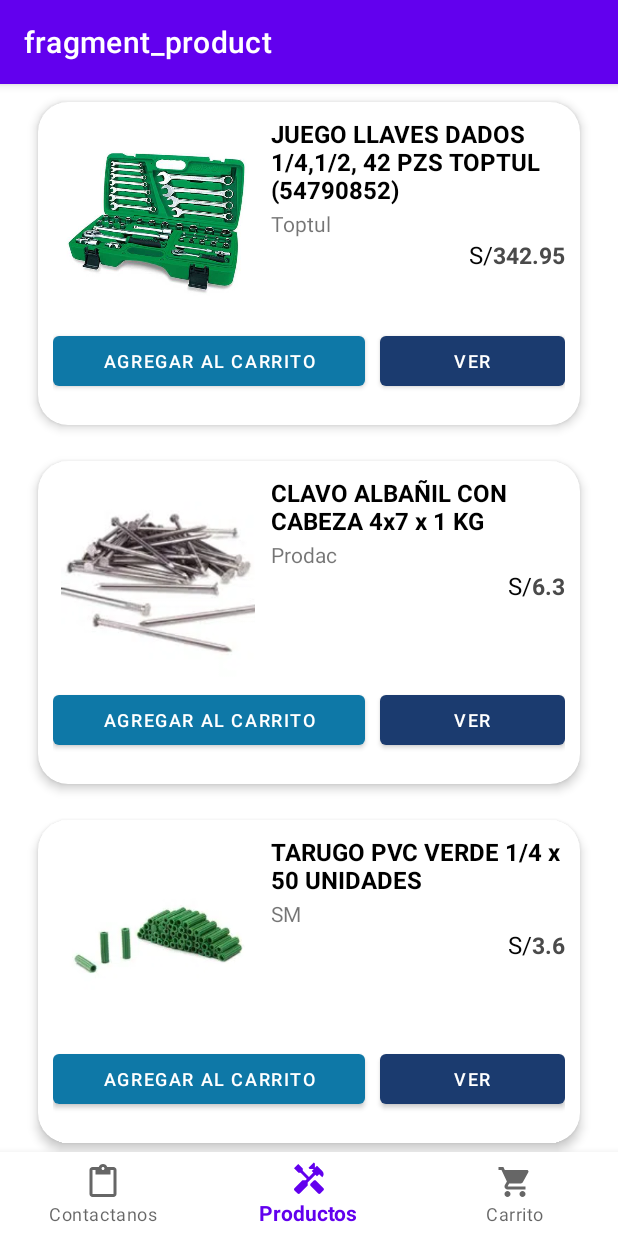
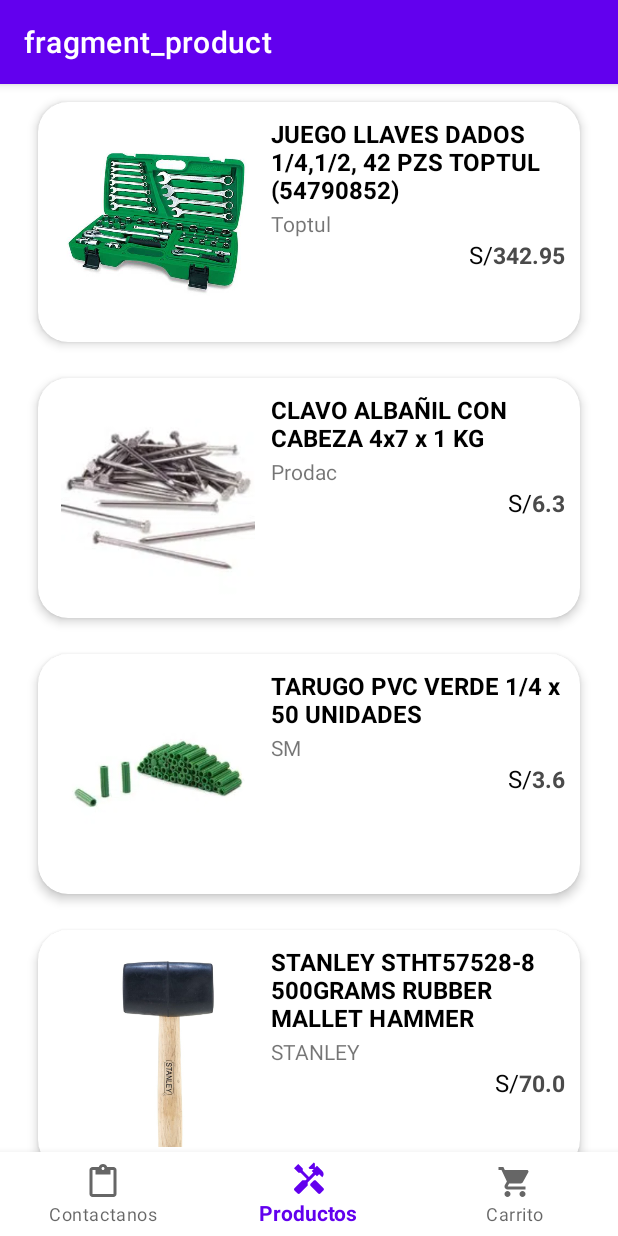
Before and after one commit to Nathoriz/Ferret, an Android app: the ProductFragment screen opened directly, with no data from a screen before it, on a phone screen of 412 x 824 dp. Run offline under Robolectric (Android 15) with nearby library versions, the phone set to English and light mode, and no system bars; our stand-ins replace navigation-ui.

```diff
--- a/app/src/main/java/edu/pe/idat/ferreteria/ProductFragment.java
+++ b/app/src/main/java/edu/pe/idat/ferreteria/ProductFragment.java
@@ -15,8 +15,6 @@ import edu.pe.idat.ferreteria.modelo.ModelProduct;
 public class ProductFragment extends Fragment {
 
     private FragmentProductBinding binding;
-
-    ArrayList<ModelProduct> shoppingCart;
 
     public ProductFragment() {
         // Required empty public constructor
--- a/app/src/main/java/edu/pe/idat/ferreteria/adapter/AdapterProduct.java
+++ b/app/src/main/java/edu/pe/idat/ferreteria/adapter/AdapterProduct.java
@@ -25,16 +25,9 @@ public class AdapterProduct extends RecyclerView.Adapter<AdapterProduct.ViewHold
      private Context context;
      private ArrayList<ModelProduct> list;
 
-     // Nuevo adición
-     private ArrayList<ModelProduct> shoppingCartList;
-     // Fin de adición
-
     public AdapterProduct(Context context){
         this.context = context;
         list = new ArrayList<>();
-        // Nuevo adición
-        shoppingCartList = new ArrayList<>();
-        // Fin de adición
     }
 
 
@@ -53,7 +46,7 @@ public class AdapterProduct extends RecyclerView.Adapter<AdapterProduct.ViewHold
         holder.brand.setText(item.getMarca());
         holder.price.setText(String.valueOf(item.getPrecio()));
         holder.productImage.setImageResource(item.getImagen());
-        /*
+
         holder.cardView.setOnClickListener(new View.OnClickListener() {
             @Override
             public void onClick(View v) {
@@ -62,39 +55,6 @@ public class AdapterProduct extends RecyclerView.Adapter<AdapterProduct.ViewHold
                 context.startActivity(intentDetailProduct);
             }
         });
-        */
-
-        // Nuevo adición
-        holder.showDetailProduct.setOnClickListener(new View.OnClickListener() {
-            @Override
-            public void onClick(View v) {
-                Intent intentDetailProduct = new Intent(context, ProductDetailActivity.class);
-                intentDetailProduct.putExtra("product", item);
-                context.startActivity(intentDetailProduct);
-            }
-        });
-
-        holder.addToCart.setOnClickListener(new View.OnClickListener() {
-            @Override
-            public void onClick(View v) {
-                if(holder.addToCart.getText() == "AGREGAR AL CARRITO"){
-                    shoppingCartList.add(item);
-                    holder.addToCart.setText("HOLA");
-                }else if(holder.addToCart.getText() == "ELIMINAR DEL CARRITO"){
-                    shoppingCartList.remove(item);
-                    holder.addToCart.setText("AGREGAR AL CARRITO");
-                }
-
-
-
-
-                /*
-                Intent intentDetailProduct = new Intent(context, ProductDetailActivity.class);
-                intentDetailProduct.putExtra("product", item);
-                context.startActivity(intentDetailProduct);*/
-            }
-        });
-        // Fin adición
     }
 
     @Override
@@ -106,7 +66,6 @@ public class AdapterProduct extends RecyclerView.Adapter<AdapterProduct.ViewHold
         TextView name, brand, price;
         ImageView productImage;
         CardView cardView;
-        Button showDetailProduct,addToCart;
 
         public ViewHolder(View itemView) {
             super(itemView);
@@ -115,10 +74,6 @@ public class AdapterProduct extends RecyclerView.Adapter<AdapterProduct.ViewHold
             price = itemView.findViewById(R.id.txtprecioproducto);
             productImage = itemView.findViewById(R.id.ivimagenproducto);
             cardView= itemView.findViewById(R.id.cv);
-            // Nuevo adición
-            showDetailProduct = itemView.findViewById(R.id.btnshowdetailproduct);
-            addToCart = itemView.findViewById(R.id.btnaddtoshoppingcart);
-            // Fin adición
         }
     }
 
--- a/app/src/main/res/layout/list_product.xml
+++ b/app/src/main/res/layout/list_product.xml
@@ -94,34 +94,7 @@
         <LinearLayout
             android:layout_width="match_parent"
             android:layout_height="match_parent"
-            android:orientation="horizontal">
-
-            <Button
-                android:id="@+id/btnaddtoshoppingcart"
-                android:layout_width="wrap_content"
-                android:layout_height="45dp"
-                android:layout_gravity="center_horizontal"
-                android:layout_marginTop="10dp"
-                android:layout_marginEnd="10dp"
-                android:layout_marginRight="10dp"
-                android:layout_weight="1"
-                android:text="AGREGAR AL CARRITO"
-                android:textSize="12sp"
-                app:backgroundTint="#FF0E78A7" />
-
-            <Button
-                android:id="@+id/btnshowdetailproduct"
-                android:layout_width="wrap_content"
-                android:layout_height="45dp"
-                android:layout_gravity="center_horizontal"
-                android:layout_marginTop="10dp"
-                android:layout_weight="1"
-                android:text="Ver"
-                android:textSize="12sp"
-                app:backgroundTint="#1B3B6F"
-                app:iconGravity="textStart"
-                app:iconPadding="0dp" />
-        </LinearLayout>
+            android:orientation="horizontal"/>
 
     </LinearLayout>
 </androidx.cardview.widget.CardView>
```
Also changed, not shown: app/src/main/java/edu/pe/idat/ferreteria/ProductDetailActivity.java (+40 -0 lines), app/src/main/java/edu/pe/idat/ferreteria/ShoppingCartFragment.java (+21 -0 lines).
